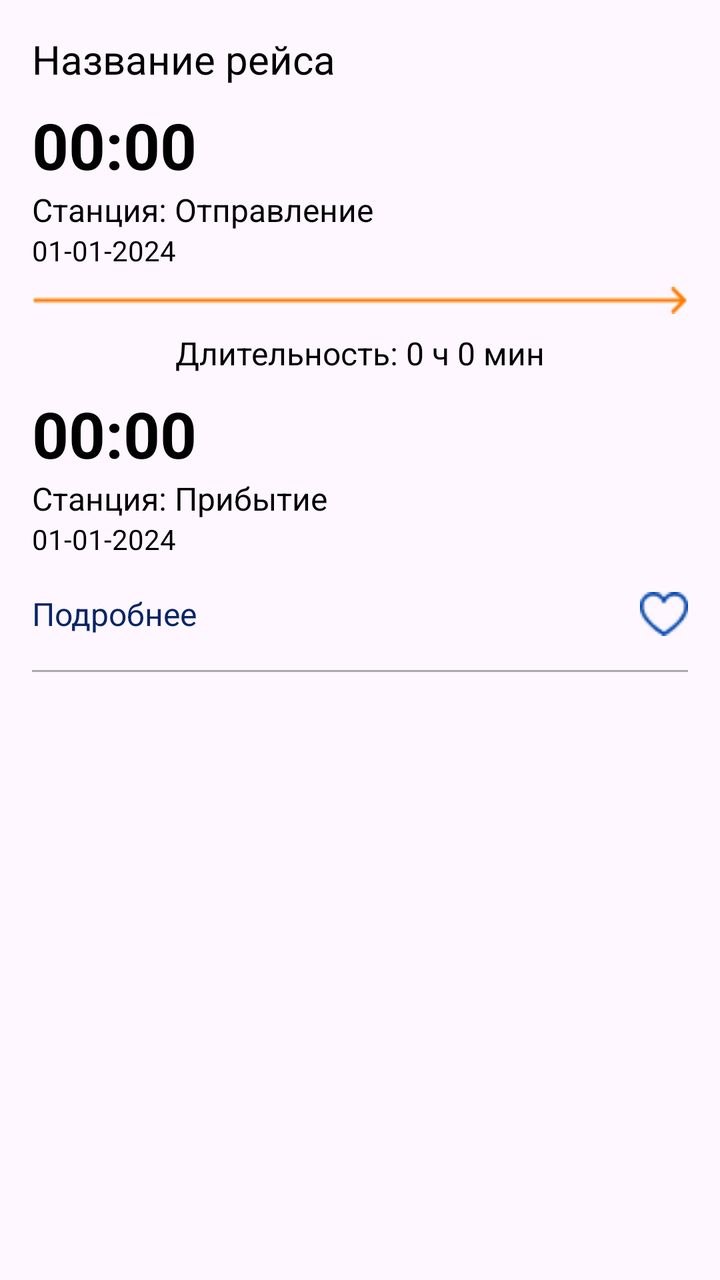
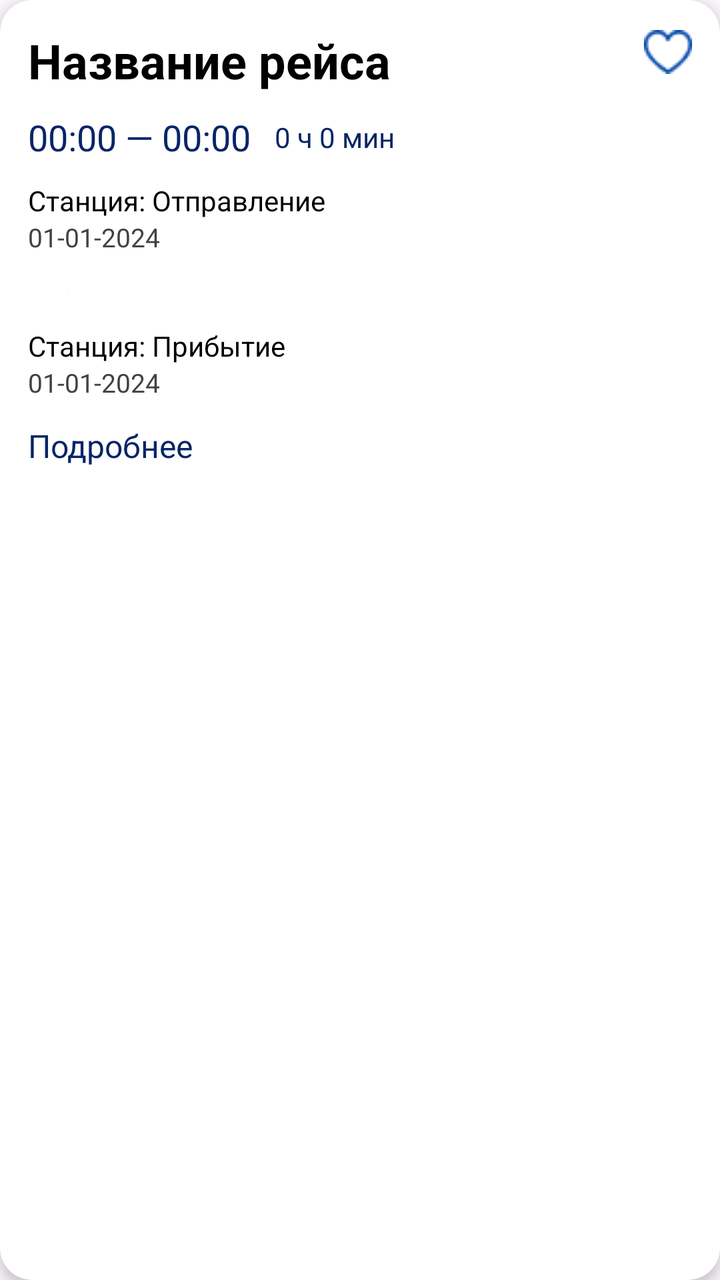

Compare the two renders of this Android layout. The source of the first and the diff that turns it into the second are given below.
<!-- AndroidManifest.xml: application theme Theme.VacationVenture -->
<!-- res/layout/item_flight.xml -->
<LinearLayout xmlns:android="http://schemas.android.com/apk/res/android"
    android:layout_width="match_parent"
    android:layout_height="wrap_content"
    android:orientation="vertical"
    android:padding="16dp"
    android:textColor="@color/black"
    android:textColorHint="@color/grey">

    <TextView
        android:id="@+id/title"
        android:layout_width="wrap_content"
        android:layout_height="wrap_content"
        android:text="Название рейса"
        android:textSize="20sp"
        android:textColor="@color/black"/>

    <LinearLayout
        android:layout_width="match_parent"
        android:layout_height="wrap_content"
        android:orientation="vertical"
        android:layout_marginTop="8dp">

        <TextView
            android:id="@+id/departureTime"
            android:layout_width="wrap_content"
            android:layout_height="wrap_content"
            android:text="00:00"
            android:textSize="32sp"
            android:textStyle="bold"
            android:textColor="@color/black"/>

        <TextView
            android:id="@+id/departureStation"
            android:layout_width="wrap_content"
            android:layout_height="wrap_content"
            android:text="Станция: Отправление"
            android:textSize="16sp"
            android:textColor="@color/black"/>

        <TextView
            android:id="@+id/departureDate"
            android:layout_width="wrap_content"
            android:layout_height="wrap_content"
            android:text="01-01-2024"
            android:textSize="14sp"
            android:textColor="@color/black"/>
    </LinearLayout>

    <ImageView
        android:layout_width="wrap_content"
        android:layout_height="wrap_content"
        android:src="@drawable/arrow"
        android:contentDescription="Стрелка"
        android:layout_marginTop="8dp"
        android:layout_marginBottom="8dp" />

    <TextView
        android:id="@+id/duration"
        android:layout_width="wrap_content"
        android:layout_height="wrap_content"
        android:text="Длительность: 0 ч 0 мин"
        android:textSize="16sp"
        android:layout_gravity="center"
        android:textColor="@color/black"/>

    <LinearLayout
        android:layout_width="match_parent"
        android:layout_height="wrap_content"
        android:orientation="vertical"
        android:layout_marginTop="8dp">

        <TextView
            android:id="@+id/arrivalTime"
            android:layout_width="wrap_content"
            android:layout_height="wrap_content"
            android:text="00:00"
            android:textSize="32sp"
            android:textStyle="bold"
            android:textColor="@color/black"/>

        <TextView
            android:id="@+id/arrivalStation"
            android:layout_width="wrap_content"
            android:layout_height="wrap_content"
            android:text="Станция: Прибытие"
            android:textSize="16sp"
            android:textColor="@color/black"/>

        <TextView
            android:id="@+id/arrivalDate"
            android:layout_width="wrap_content"
            android:layout_height="wrap_content"
            android:text="01-01-2024"
            android:textSize="14sp"
            android:textColor="@color/black"/>
    </LinearLayout>

    <LinearLayout
            android:layout_width="match_parent"
            android:layout_height="wrap_content"
            android:orientation="horizontal"
            android:layout_marginTop="16dp"
            android:gravity="center_vertical">

        <TextView
                android:id="@+id/detail_link"
                android:layout_width="357dp"
                android:layout_height="wrap_content"
                android:layout_weight="1"
                android:text="Подробнее"
                android:textSize="16sp"
                android:textColor="@color/darkblue"
                android:clickable="true"
                android:focusable="true" />

        <ImageView
                android:id="@+id/favorite_icon"
                android:layout_width="24dp"
                android:layout_height="24dp"
                android:src="@drawable/ic_favorite_border"
                android:contentDescription="Добавить в избранное"
                android:clickable="true"
                android:focusable="true" />
    </LinearLayout>

    <View
        android:layout_width="match_parent"
        android:layout_height="1dp"
        android:background="@android:color/darker_gray"
        android:layout_marginTop="16dp"/>
</LinearLayout>
<!-- resources referenced by this layout -->
<resources>
  <color name="black">#FF000000</color>
  <color name="darkblue">#082567</color>
  <color name="grey">#ff424242</color>
  <!-- drawable arrow: png bitmap (drawable, 353 bytes) -->
  <!-- drawable ic_favorite_border: png bitmap (drawable, 656 bytes) -->
  <style name="Theme.VacationVenture" parent="Base.Theme.VacationVenture" />
  <style name="Base.Theme.VacationVenture" parent="Theme.Material3.DayNight.NoActionBar">
          <item name="colorPrimary">@color/blue</item>
          <item name="colorPrimaryVariant">@color/darkblue</item>
          <item name="colorOnPrimary">@color/white</item>
      </style>
  <color name="blue">#1164B4</color>
  <color name="white">#FFFFFFFF</color>
</resources>

<!-- the commit's change to res/layout/item_flight.xml (unified diff, before → after) -->
@@ -1,131 +1,139 @@
-<LinearLayout xmlns:android="http://schemas.android.com/apk/res/android"
-    android:layout_width="match_parent"
-    android:layout_height="wrap_content"
-    android:orientation="vertical"
-    android:padding="16dp"
-    android:textColor="@color/black"
-    android:textColorHint="@color/grey">
-
-    <TextView
-        android:id="@+id/title"
-        android:layout_width="wrap_content"
-        android:layout_height="wrap_content"
-        android:text="Название рейса"
-        android:textSize="20sp"
-        android:textColor="@color/black"/>
-
-    <LinearLayout
+<androidx.cardview.widget.CardView xmlns:android="http://schemas.android.com/apk/res/android"
+        xmlns:app="http://schemas.android.com/apk/res-auto"
         android:layout_width="match_parent"
         android:layout_height="wrap_content"
-        android:orientation="vertical"
-        android:layout_marginTop="8dp">
-
-        <TextView
-            android:id="@+id/departureTime"
-            android:layout_width="wrap_content"
-            android:layout_height="wrap_content"
-            android:text="00:00"
-            android:textSize="32sp"
-            android:textStyle="bold"
-            android:textColor="@color/black"/>
-
-        <TextView
-            android:id="@+id/departureStation"
-            android:layout_width="wrap_content"
-            android:layout_height="wrap_content"
-            android:text="Станция: Отправление"
-            android:textSize="16sp"
-            android:textColor="@color/black"/>
-
-        <TextView
-            android:id="@+id/departureDate"
-            android:layout_width="wrap_content"
-            android:layout_height="wrap_content"
-            android:text="01-01-2024"
-            android:textSize="14sp"
-            android:textColor="@color/black"/>
-    </LinearLayout>
-
-    <ImageView
-        android:layout_width="wrap_content"
-        android:layout_height="wrap_content"
-        android:src="@drawable/arrow"
-        android:contentDescription="Стрелка"
-        android:layout_marginTop="8dp"
-        android:layout_marginBottom="8dp" />
-
-    <TextView
-        android:id="@+id/duration"
-        android:layout_width="wrap_content"
-        android:layout_height="wrap_content"
-        android:text="Длительность: 0 ч 0 мин"
-        android:textSize="16sp"
-        android:layout_gravity="center"
-        android:textColor="@color/black"/>
-
-    <LinearLayout
-        android:layout_width="match_parent"
-        android:layout_height="wrap_content"
-        android:orientation="vertical"
-        android:layout_marginTop="8dp">
-
-        <TextView
-            android:id="@+id/arrivalTime"
-            android:layout_width="wrap_content"
-            android:layout_height="wrap_content"
-            android:text="00:00"
-            android:textSize="32sp"
-            android:textStyle="bold"
-            android:textColor="@color/black"/>
-
-        <TextView
-            android:id="@+id/arrivalStation"
-            android:layout_width="wrap_content"
-            android:layout_height="wrap_content"
-            android:text="Станция: Прибытие"
-            android:textSize="16sp"
-            android:textColor="@color/black"/>
-
-        <TextView
-            android:id="@+id/arrivalDate"
-            android:layout_width="wrap_content"
-            android:layout_height="wrap_content"
-            android:text="01-01-2024"
-            android:textSize="14sp"
-            android:textColor="@color/black"/>
-    </LinearLayout>
+        android:layout_marginHorizontal="8dp"
+        android:layout_marginVertical="6dp"
+        app:cardCornerRadius="16dp"
+        app:cardElevation="4dp">
 
     <LinearLayout
             android:layout_width="match_parent"
             android:layout_height="wrap_content"
-            android:orientation="horizontal"
-            android:layout_marginTop="16dp"
-            android:gravity="center_vertical">
+            android:orientation="vertical"
+            android:padding="14dp">
+
+        
+        <RelativeLayout
+                android:layout_width="match_parent"
+                android:layout_height="wrap_content">
+
+            <TextView
+                    android:id="@+id/title"
+                    android:layout_width="wrap_content"
+                    android:layout_height="wrap_content"
+                    android:text="Название рейса"
+                    android:textSize="24sp"
+                    android:textStyle="bold"
+                    android:textColor="@color/black"
+                    android:layout_alignParentStart="true" />
+
+
+            <ImageView
+                    android:id="@+id/favorite_icon"
+                    android:layout_width="24dp"
+                    android:layout_height="24dp"
+                    android:layout_alignParentEnd="true"
+                    android:src="@drawable/ic_favorite_border"
+                    android:contentDescription="Избранное" />
+
+        </RelativeLayout>
+
+        
+        <LinearLayout
+                android:layout_width="match_parent"
+                android:layout_height="wrap_content"
+                android:layout_marginTop="10dp"
+                android:orientation="horizontal"
+                android:gravity="center_vertical">
+
+            <TextView
+                    android:id="@+id/departureTime"
+                    android:layout_width="wrap_content"
+                    android:layout_height="wrap_content"
+                    android:text="00:00"
+                    android:textSize="18sp"
+                    android:textColor="@color/darkblue" />
+
+            <TextView
+                    android:layout_width="wrap_content"
+                    android:layout_height="wrap_content"
+                    android:text=" — "
+                    android:textSize="18sp"
+                    android:textColor="@color/darkblue" />
+
+            <TextView
+                    android:id="@+id/arrivalTime"
+                    android:layout_width="wrap_content"
+                    android:layout_height="wrap_content"
+                    android:text="00:00"
+                    android:textSize="18sp"
+                    android:textColor="@color/darkblue" />
+
+            <TextView
+                    android:id="@+id/duration"
+                    android:layout_width="wrap_content"
+                    android:layout_height="wrap_content"
+                    android:layout_marginStart="12dp"
+                    android:text="0 ч 0 мин"
+                    android:textSize="14sp"
+                    android:textColor="@color/darkblue" />
+        </LinearLayout>
+
+        
+        <TextView
+                android:id="@+id/departureStation"
+                android:layout_width="wrap_content"
+                android:layout_height="wrap_content"
+                android:layout_marginTop="10dp"
+                android:text="Станция: Отправление"
+                android:textSize="14sp"
+                android:textColor="@color/black" />
 
         <TextView
+                android:id="@+id/departureDate"
+                android:layout_width="wrap_content"
+                android:layout_height="wrap_content"
+                android:text="01-01-2024"
+                android:textSize="13sp"
+                android:textColor="@color/grey" />
+
+        
+        <ImageView
+                android:layout_width="20dp"
+                android:layout_height="20dp"
+                android:layout_marginVertical="8dp"
+                android:src="@drawable/arrow" />
+
+        
+        <TextView
+                android:id="@+id/arrivalStation"
+                android:layout_width="wrap_content"
+                android:layout_height="wrap_content"
+                android:text="Станция: Прибытие"
+                android:textSize="14sp"
+                android:textColor="@color/black" />
+
+        <TextView
+                android:id="@+id/arrivalDate"
+                android:layout_width="wrap_content"
+                android:layout_height="wrap_content"
+                android:text="01-01-2024"
+                android:textSize="13sp"
+                android:textColor="@color/grey" />
+
+        
+        <TextView
                 android:id="@+id/detail_link"
-                android:layout_width="357dp"
+                android:layout_width="wrap_content"
                 android:layout_height="wrap_content"
-                android:layout_weight="1"
+                android:layout_marginTop="12dp"
                 android:text="Подробнее"
                 android:textSize="16sp"
                 android:textColor="@color/darkblue"
                 android:clickable="true"
                 android:focusable="true" />
 
-        <ImageView
-                android:id="@+id/favorite_icon"
-                android:layout_width="24dp"
-                android:layout_height="24dp"
-                android:src="@drawable/ic_favorite_border"
-                android:contentDescription="Добавить в избранное"
-                android:clickable="true"
-                android:focusable="true" />
     </LinearLayout>
 
-    <View
-        android:layout_width="match_parent"
-        android:layout_height="1dp"
-        android:background="@android:color/darker_gray"
-        android:layout_marginTop="16dp"/>
-</LinearLayout>
+</androidx.cardview.widget.CardView>
